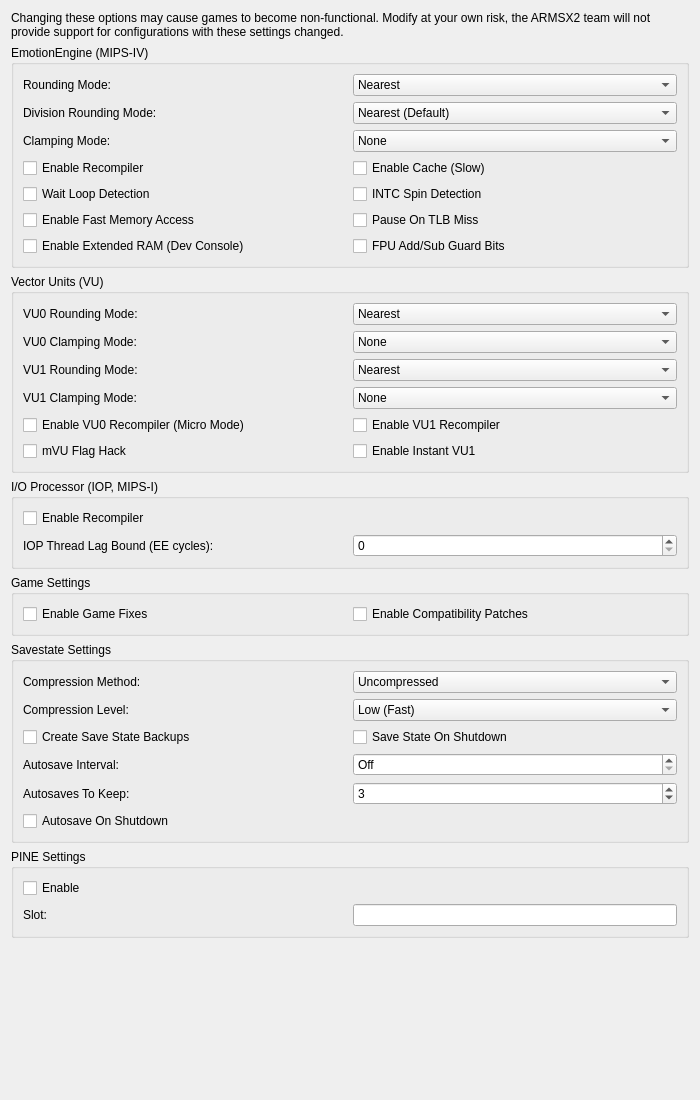
Before: the Qt Designer form pcsx2-qt/Settings/AdvancedSettingsWidget.ui in ARMSX2/ARMSX2, drawn with Qt 5.
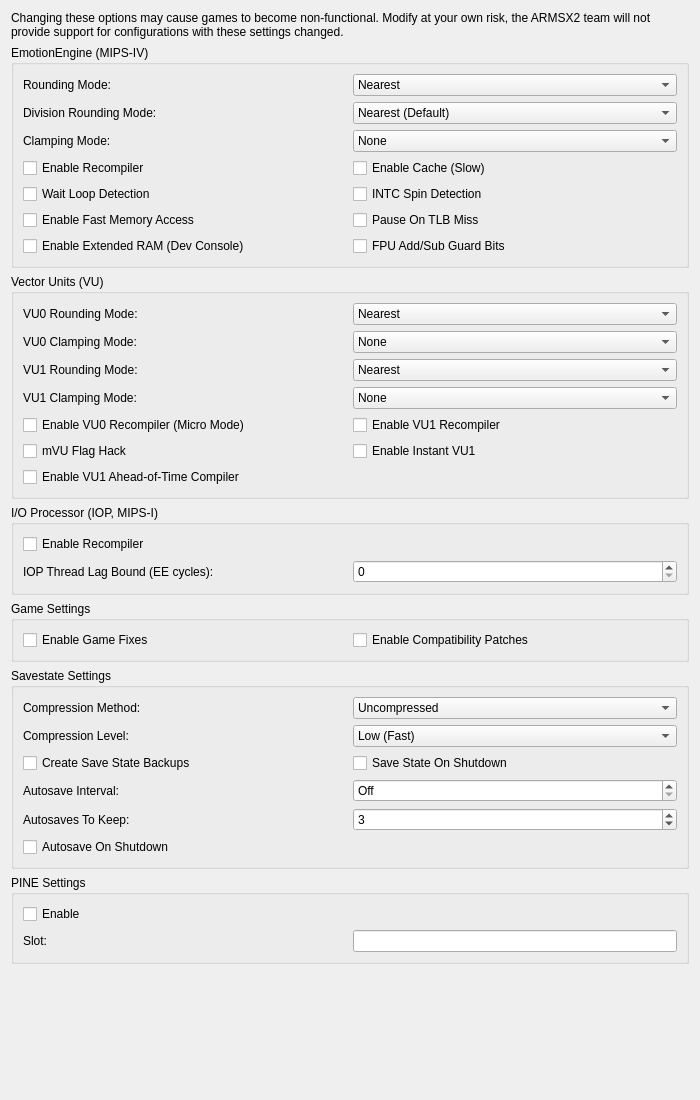
After: the same form once the commit is applied.

Commit message:
Qt: a checkbox for the VU1 ahead-of-time compiler in the Advanced settings
"Enable VU1 Ahead-of-Time Compiler" sits with the other VU settings (VU0 and VU1 recompilers, mVU
flag hack, Instant VU1) and is bound to EmuCore/CPU/Recompiler EnableVUAot, on by default, like its
neighbours. The help text says that turning it off clears the compiled cache. It is hidden on builds
that are not ARM64, where the setting does nothing. Per-game settings get it too, through the same
widget.

Diff of the .ui file:
```diff
--- a/pcsx2-qt/Settings/AdvancedSettingsWidget.ui
+++ b/pcsx2-qt/Settings/AdvancedSettingsWidget.ui
@@ -267,6 +267,13 @@
           </property>
          </widget>
         </item>
+        <item row="2" column="0" colspan="2">
+         <widget class="QCheckBox" name="vuAot">
+          <property name="text">
+           <string>Enable VU1 Ahead-of-Time Compiler</string>
+          </property>
+         </widget>
+        </item>
        </layout>
       </item>
       <item row="1" column="1">
```
Left out of the diff: 1 changed line with no effect on the pictures. The commit also changes 1 other file.
